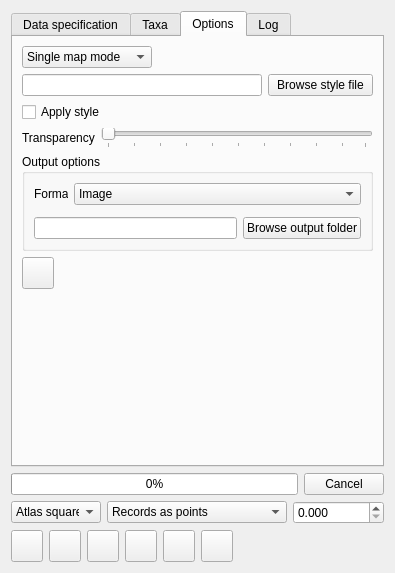
Before: the Qt Designer form ui_biorec.ui in FieldStudiesCouncil/QGIS-Biological-Recording-Tools, drawn with Qt 5.
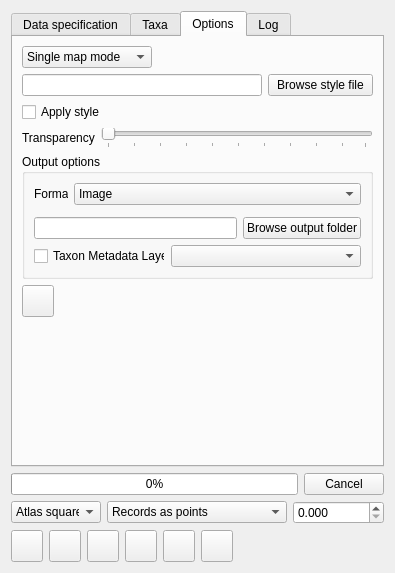
After: the same form once the commit is applied. The open tabs and pages were chosen to show the change. Icons and pictures are not drawn. Custom widgets are drawn as their Qt base class.

```diff
--- a/ui_biorec.ui
+++ b/ui_biorec.ui
@@ -605,6 +605,32 @@
             </item>
            </layout>
           </item>
+          <item>
+           <layout class="QHBoxLayout" name="horizontalLayout_10">
+            <item>
+             <widget class="QCheckBox" name="cbTaxonMetaData">
+              <property name="minimumSize">
+               <size>
+                <width>131</width>
+                <height>0</height>
+               </size>
+              </property>
+              <property name="maximumSize">
+               <size>
+                <width>131</width>
+                <height>16777215</height>
+               </size>
+              </property>
+              <property name="text">
+               <string>Taxon Metadata Layer</string>
+              </property>
+             </widget>
+            </item>
+            <item>
+             <widget class="QgsMapLayerComboBox" name="mlcbTaxonMetaDataLayer"/>
+            </item>
+           </layout>
+          </item>
          </layout>
         </widget>
        </item>
```
